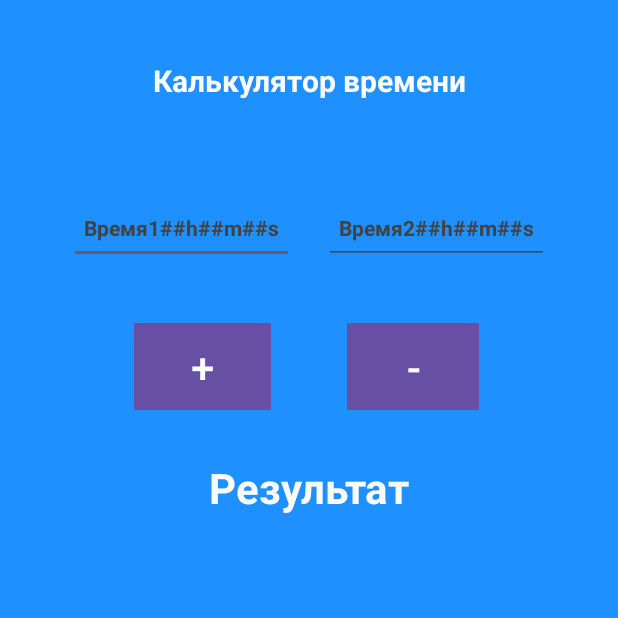
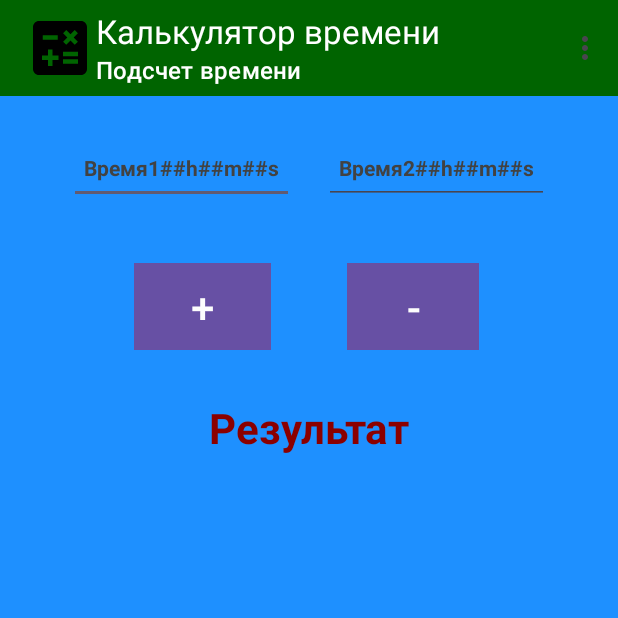
Before and after one commit to YazonDinAlt-crypto/TimeCalculator, an Android app: the screen it shows after launch (MainActivity), on a phone screen of 412 x 824 dp, the top half of it. Run offline under Robolectric (Android 15) with nearby library versions, the phone set to English and light mode, and no system bars.

Commit message:
Project with new updates

```diff
--- /dev/null
+++ b/app/src/main/res/drawable/timecalculate.xml
@@ -0,0 +1,8 @@
+<vector xmlns:android="http://schemas.android.com/apk/res/android"
+    android:height="48dp" android:tint="#000000"
+    android:viewportHeight="24" android:viewportWidth="24" android:width="48dp">
+
+    <path android:fillColor="@android:color/white"
+        android:pathData="M19,3H5C3.9,3 3,3.9 3,5v14c0,1.1 0.9,2 2,2h14c1.1,0 2,-0.9 2,-2V5C21,3.9 20.1,3 19,3zM13.03,7.06L14.09,6l1.41,1.41L16.91,6l1.06,1.06l-1.41,1.41l1.41,1.41l-1.06,1.06L15.5,9.54l-1.41,1.41l-1.06,-1.06l1.41,-1.41L13.03,7.06zM6.25,7.72h5v1.5h-5V7.72zM11.5,16h-2v2H8v-2H6v-1.5h2v-2h1.5v2h2V16zM18,17.25h-5v-1.5h5V17.25zM18,14.75h-5v-1.5h5V14.75z"/>
+
+</vector>
--- a/app/src/main/res/layout/activity_main.xml
+++ b/app/src/main/res/layout/activity_main.xml
@@ -3,27 +3,24 @@
     xmlns:android="http://schemas.android.com/apk/res/android"
     xmlns:app="http://schemas.android.com/apk/res-auto"
     xmlns:tools="http://schemas.android.com/tools"
-    android:id="@+id/main"
     android:layout_width="match_parent"
     android:layout_height="match_parent"
     android:background="#1E90FF"
-    android:paddingTop="40dp"
     tools:context=".MainActivity">
 
-    <TextView
-        android:id="@+id/textTV"
-        android:layout_width="250dp"
-        android:layout_height="25dp"
-        android:gravity="center"
-        android:text="  Калькулятор времени  "
-        android:textColor="#fdfdfd"
-        android:textSize="20dp"
-        android:textStyle="bold"
-        app:layout_constraintEnd_toEndOf="parent"
-        app:layout_constraintHorizontal_bias="0.5"
-        app:layout_constraintStart_toStartOf="parent"
-        tools:ignore="HardcodedText,MissingConstraints,SpUsage,TextSizeCheck"
-        tools:layout_editor_absoluteY="60dp" />
+    <androidx.appcompat.widget.Toolbar
+        android:id="@+id/toolbar"
+        android:layout_width="match_parent"
+        android:layout_height="?attr/actionBarSize"
+        android:background="#006400"
+        app:popupTheme="@style/ThemeOverlay.AppCompat.Dark"
+        app:title="Калькулятор времени"
+        app:titleTextColor="@android:color/white"
+        app:subtitle="Подсчет времени"
+        app:subtitleTextColor="@android:color/white"
+        app:logo="@drawable/timecalculate"
+        app:logoDescription="Логотип"
+        tools:ignore="MissingConstraints" />
 
     <EditText
         android:id="@+id/editText1"
@@ -35,9 +32,9 @@
         android:hint="Время1##h##m##s"
         android:inputType="text"
         android:textAlignment="center"
-        android:textColor="#fdfdfd"
+        android:textColor="#000000"
         android:textColorHint="#424242"
-        android:textSize="14dp"
+        android:textSize="14sp"
         android:textStyle="bold"
         app:layout_constraintEnd_toEndOf="@+id/guidelineVertical"
         app:layout_constraintTop_toTopOf="parent"
@@ -53,13 +50,26 @@
         android:hint="Время2##h##m##s"
         android:inputType="text"
         android:textAlignment="center"
-        android:textColor="#fdfdfd"
+        android:textColor="#000000"
         android:textColorHint="#424242"
-        android:textSize="14dp"
+        android:textSize="14sp"
         android:textStyle="bold"
         app:layout_constraintStart_toStartOf="@+id/guidelineVertical"
         app:layout_constraintTop_toTopOf="parent"
         tools:ignore="Autofill,HardcodedText,SpUsage,TextSizeCheck" />
+
+    <ImageButton
+        android:id="@+id/buttonMenu"
+        android:layout_width="wrap_content"
+        android:layout_height="wrap_content"
+        android:layout_marginTop="175dp"
+        android:layout_marginEnd="25dp"
+        android:background="#FF000000"
+        android:src="@android:drawable/ic_menu_more"
+        app:layout_constraintEnd_toEndOf="@+id/guidelineVertical"
+        app:layout_constraintTop_toTopOf="parent"
+        app:tint="@android:color/black"
+        tools:ignore="ContentDescription,HardcodedText" />
 
     <Button
         android:id="@+id/buttonPlus"
@@ -71,10 +81,10 @@
         android:text="  +  "
         android:textSize="28sp"
         android:textColor="#fdfdfd"
-        android:background="#1E90FF"
+        android:background="#008000"
         app:layout_constraintEnd_toEndOf="@+id/guidelineVertical"
         app:layout_constraintTop_toTopOf="parent"
-        tools:ignore="DuplicateIds,HardcodedText" />
+        tools:ignore="DuplicateIds,HardcodedText,OnClick" />
 
     <Button
         android:id="@+id/buttonMinus"
@@ -86,10 +96,10 @@
         android:text="  -  "
         android:textSize="28sp"
         android:textColor="#fdfdfd"
-        android:background="#1E90FF"
+        android:background="#008000"
         app:layout_constraintStart_toStartOf="@+id/guidelineVertical"
         app:layout_constraintTop_toTopOf="parent"
-        tools:ignore="HardcodedText" />
+        tools:ignore="HardcodedText,OnClick" />
 
     <TextView
         android:id="@+id/textView3"
@@ -99,8 +109,8 @@
         android:gravity="center"
         android:text="Результат"
         android:textAlignment="center"
-        android:textColor="#FAFAFA"
-        android:textSize="28dp"
+        android:textColor="#8B0000"
+        android:textSize="28sp"
         android:textStyle="bold"
         app:layout_constraintEnd_toEndOf="parent"
         app:layout_constraintHorizontal_bias="0.5"
--- /dev/null
+++ b/app/src/main/res/menu/menu_main.xml
@@ -0,0 +1,13 @@
+<menu xmlns:tools="http://schemas.android.com/tools"
+    xmlns:android="http://schemas.android.com/apk/res/android">
+    <item
+        android:id="@+id/action_clear"
+        android:title="Очистить"
+        android:textColor="#000000"
+        tools:ignore="HardcodedText" />
+    <item
+        android:id="@+id/action_exit"
+        android:title="Закрыть"
+        android:textColor="#000000"
+        tools:ignore="HardcodedText" />
+</menu>
--- a/app/src/main/res/values/strings.xml
+++ b/app/src/main/res/values/strings.xml
@@ -1,3 +1,6 @@
 <resources>
     <string name="app_name">TimeCalculator</string>
+    <string name="reset">reset</string>
+    <string name="exit">TimeCalculator</string>
+    <string name="menu_button_description">Меню</string>
 </resources>
```
Also changed, not shown: app/src/main/java/com/example/timecalculator/MainActivity.kt (+53 -5 lines).
